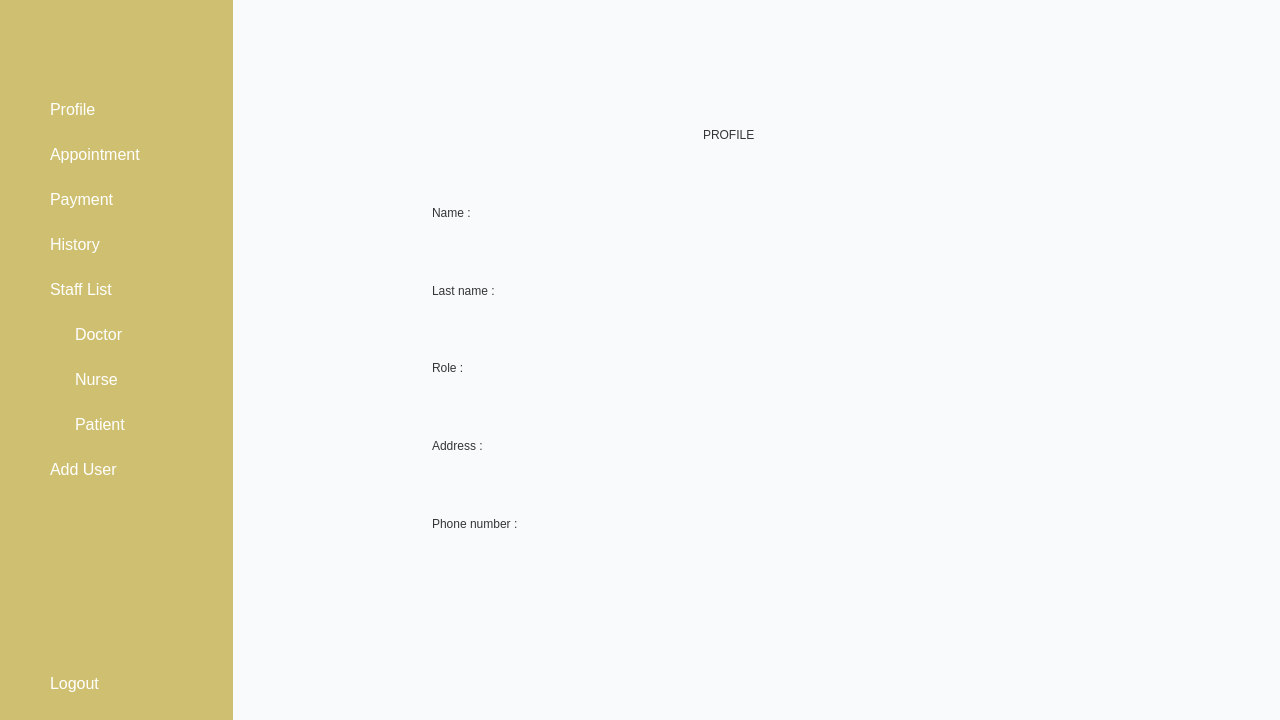
The window that src/gui/ui/MainWindowAdmin.ui (RoronoaZoro321/Healthcare-Management-System) describes before a commit, drawn with Qt 5.
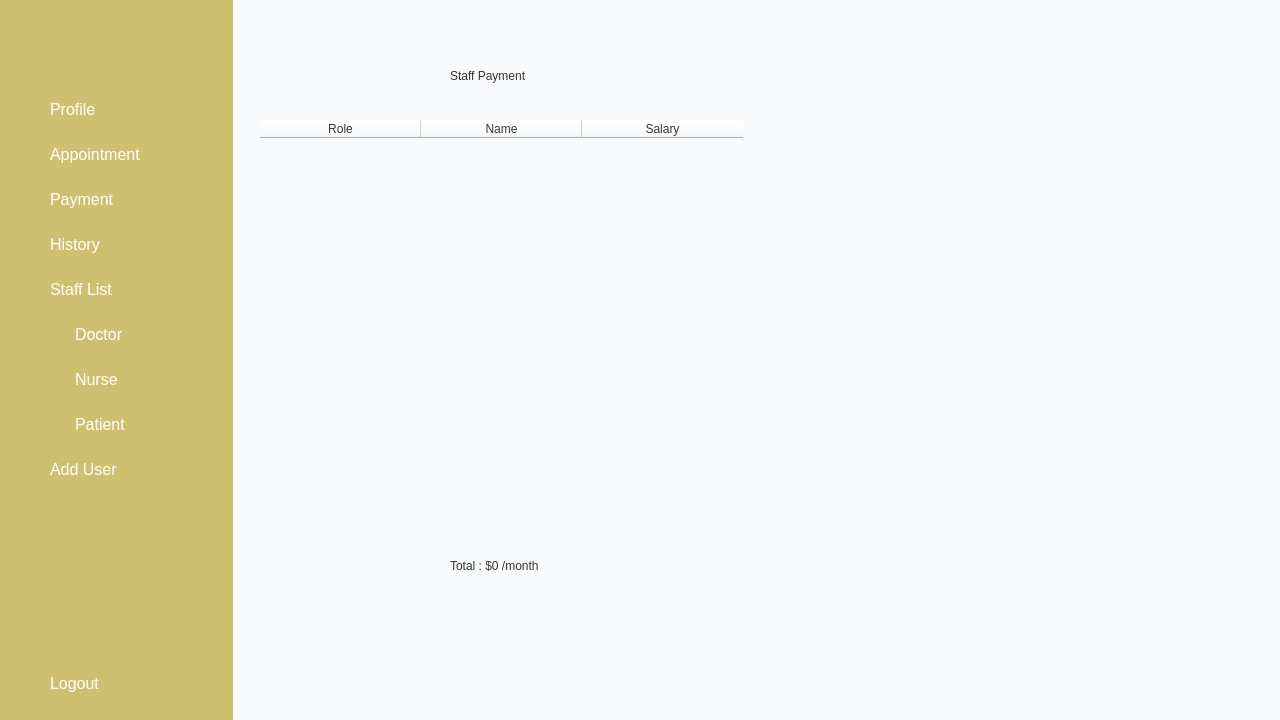
The same window after the commit. Icons and pictures are not drawn.

The edit to the form file:
```diff
--- a/src/gui/ui/MainWindowAdmin.ui
+++ b/src/gui/ui/MainWindowAdmin.ui
@@ -34,7 +34,7 @@
      <item row="0" column="0">
       <widget class="QStackedWidget" name="stackedWidget">
        <property name="currentIndex">
-        <number>0</number>
+        <number>1</number>
        </property>
        <widget class="QWidget" name="page">
         <layout class="QGridLayout" name="gridLayout">
@@ -141,6 +141,126 @@
          </item>
         </layout>
        </widget>
+       <widget class="QWidget" name="page_7">
+        <widget class="QWidget" name="widget_19" native="true">
+         <property name="geometry">
+          <rect>
+           <x>0</x>
+           <y>0</y>
+           <width>1041</width>
+           <height>711</height>
+          </rect>
+         </property>
+         <widget class="QLabel" name="label_6">
+          <property name="geometry">
+           <rect>
+            <x>220</x>
+            <y>60</y>
+            <width>131</width>
+            <height>31</height>
+           </rect>
+          </property>
+          <property name="text">
+           <string>Staff Payment</string>
+          </property>
+         </widget>
+         <widget class="QTableWidget" name="tableWidget_5">
+          <property name="geometry">
+           <rect>
+            <x>30</x>
+            <y>120</y>
+            <width>491</width>
+            <height>401</height>
+           </rect>
+          </property>
+          <property name="styleSheet">
+           <string notr="true">border: none;</string>
+          </property>
+          <property name="dragEnabled">
+           <bool>true</bool>
+          </property>
+          <property name="showGrid">
+           <bool>false</bool>
+          </property>
+          <property name="gridStyle">
+           <enum>Qt::SolidLine</enum>
+          </property>
+          <property name="sortingEnabled">
+           <bool>true</bool>
+          </property>
+          <property name="wordWrap">
+           <bool>true</bool>
+          </property>
+          <property name="cornerButtonEnabled">
+           <bool>true</bool>
+          </property>
+          <attribute name="horizontalHeaderVisible">
+           <bool>true</bool>
+          </attribute>
+          <attribute name="horizontalHeaderDefaultSectionSize">
+           <number>161</number>
+          </attribute>
+          <attribute name="horizontalHeaderHighlightSections">
+           <bool>true</bool>
+          </attribute>
+          <attribute name="horizontalHeaderShowSortIndicator" stdset="0">
+           <bool>true</bool>
+          </attribute>
+          <attribute name="horizontalHeaderStretchLastSection">
+           <bool>false</bool>
+          </attribute>
+          <attribute name="verticalHeaderVisible">
+           <bool>false</bool>
+          </attribute>
+          <attribute name="verticalHeaderCascadingSectionResizes">
+           <bool>false</bool>
+          </attribute>
+          <attribute name="verticalHeaderMinimumSectionSize">
+           <number>26</number>
+          </attribute>
+          <attribute name="verticalHeaderDefaultSectionSize">
+           <number>38</number>
+          </attribute>
+          <attribute name="verticalHeaderHighlightSections">
+           <bool>true</bool>
+          </attribute>
+          <attribute name="verticalHeaderShowSortIndicator" stdset="0">
+           <bool>false</bool>
+          </attribute>
+          <attribute name="verticalHeaderStretchLastSection">
+           <bool>false</bool>
+          </attribute>
+          <column>
+           <property name="text">
+            <string>Role</string>
+           </property>
+          </column>
+          <column>
+           <property name="text">
+            <string>Name</string>
+           </property>
+          </column>
+          <column>
+           <property name="text">
+            <string>Salary</string>
+           </property>
+          </column>
+         </widget>
+         <widget class="QLabel" name="label_17">
+          <property name="geometry">
+           <rect>
+            <x>220</x>
+            <y>540</y>
+            <width>271</width>
+            <height>51</height>
+           </rect>
+          </property>
+          <property name="text">
+           <string>Total : $0 /month</string>
+          </property>
+         </widget>
+        </widget>
+       </widget>
        <widget class="QWidget" name="page_4">
         <widget class="QWidget" name="widget_list_doctor" native="true">
          <property name="geometry">
```
